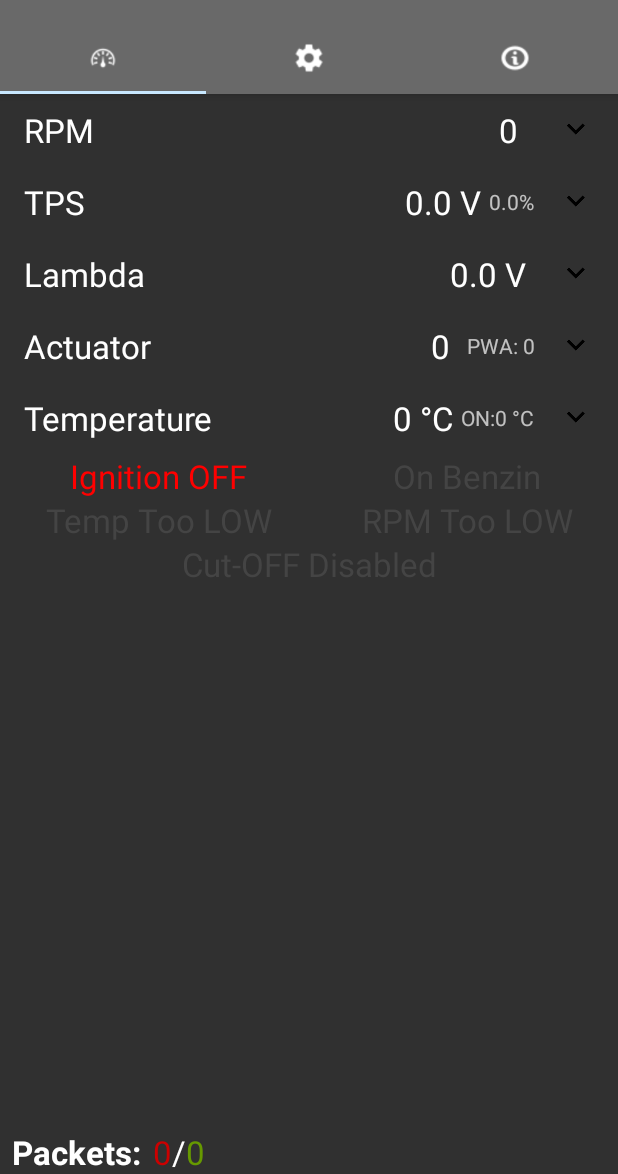
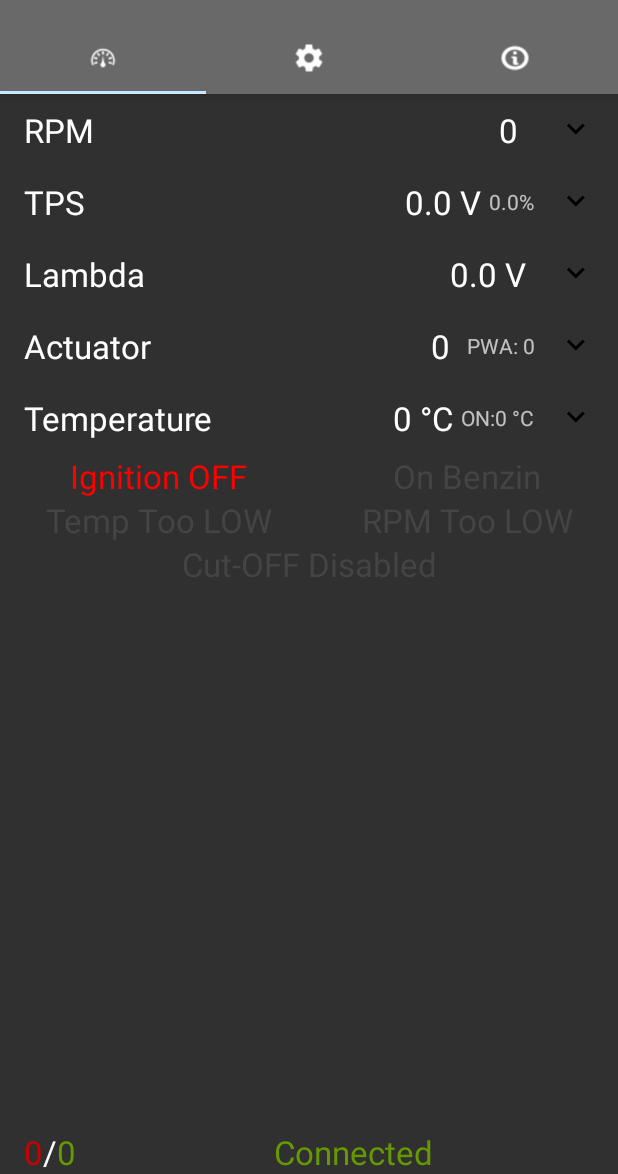
Before and after one commit to mobrembski/KMEBingo, an Android app: the screen it shows after launch (MainActivity), on a phone screen of 412 x 824 dp, the part 62-1236 px from its top. Run offline under Robolectric (Android 15) with nearby library versions, the phone set to English and light mode, and no system bars; our stand-ins replace EventBus; libraries missing offline, so code that uses them is left out: org.achartengine, org.achartengine.model, org.achartengine.renderer; 38 statements that could not run were skipped.

Commit message:
Footer as a separate class. WIP.

```diff
--- /dev/null
+++ b/app/src/main/java/com/mobrembski/kmebingo/FooterView.java
@@ -0,0 +1,98 @@
+package com.mobrembski.kmebingo;
+
+import android.content.Context;
+import android.os.SystemClock;
+import android.support.v7.widget.AppCompatTextView;
+import android.util.AttributeSet;
+import android.view.Gravity;
+import android.view.LayoutInflater;
+import android.view.View;
+import android.view.animation.Animation;
+import android.view.animation.AnimationUtils;
+import android.widget.LinearLayout;
+import android.widget.TextSwitcher;
+import android.widget.TextView;
+import android.widget.ViewSwitcher;
+
+import com.mobrembski.kmebingo.bluetoothmanager.ISerialConnectionManager;
+import com.mobrembski.kmebingo.bluetoothmanager.SerialConnectionStatusEvent;
+
+import java.util.concurrent.ScheduledExecutorService;
+
+/**
+ * Created by byku on 18.06.17.
+ */
+
+public class FooterView extends LinearLayout {
+
+    private final Context ctx;
+    private final TextSwitcher connStatusText;
+    private SerialConnectionStatusEvent.SerialConnectionStatus currentConnectionStatus;
+    private ScheduledExecutorService packetsInfoSchedule;
+    private ISerialConnectionManager btManager;
+    private long startTime;
+
+    public FooterView(Context context, AttributeSet attributeSet) {
+        super(context, attributeSet);
+        ctx = context;
+        startTime = SystemClock.currentThreadTimeMillis();
+        LayoutInflater inflater = (LayoutInflater) context.getSystemService(Context.LAYOUT_INFLATER_SERVICE);
+        View v = inflater.inflate(R.layout.footer, this);
+        connStatusText = (TextSwitcher) v.findViewById(R.id.connectedLabel);
+        setupConnectionStatusTextSwitcher();
+        setConnectionStateText(SerialConnectionStatusEvent.SerialConnectionStatus.CONNECTED);
+    }
+
+    public void setConnectionStateText(final SerialConnectionStatusEvent.SerialConnectionStatus status) {
+        if(currentConnectionStatus == status) return;
+        currentConnectionStatus = status;
+        if (status == SerialConnectionStatusEvent.SerialConnectionStatus.CONNECTED) {
+            connStatusText.setText(ctx.getResources().getString(R.string.connected));
+        }
+        if (status == SerialConnectionStatusEvent.SerialConnectionStatus.DISCONNECTED) {
+            connStatusText.setText(ctx.getResources().getString(R.string.disconnected));
+        }
+        if (status == SerialConnectionStatusEvent.SerialConnectionStatus.CONNECTING) {
+            connStatusText.setText(ctx.getResources().getString(R.string.connecting));
+        }
+        if (status == SerialConnectionStatusEvent.SerialConnectionStatus.ADAPTER_OFF) {
+            connStatusText.setText(ctx.getResources().getString(R.string.bt_disabled));
+        }
+    }
+
+    private void setupConnectionStatusTextSwitcher() {
+        TextSwitcher connected = (TextSwitcher) findViewById(R.id.connectedLabel);
+        connected.setFactory(new ViewSwitcher.ViewFactory() {
+            @Override
+            public View makeView() {
+                AppCompatTextView connectionStatusText = new AppCompatTextView(ctx);
+                connectionStatusText.setGravity(Gravity.CENTER);
+                connectionStatusText.setTextAppearance(
+                        ctx, android.R.style.TextAppearance_Large);
+                connectionStatusText.setTextColor(
+                        getResources().getColor(android.R.color.holo_green_dark));
+                return connectionStatusText;
+            }
+        });
+        Animation in = AnimationUtils.loadAnimation(ctx, android.R.anim.slide_in_left);
+        connected.setInAnimation(in);
+        Animation out = AnimationUtils.loadAnimation(ctx, android.R.anim.slide_out_right);
+        connected.setOutAnimation(out);
+    }
+
+    public void updatePacketLabels(int transmittedCount, int errorsCount) {
+        TextView packets = (TextView) findViewById(R.id.packetCountLabel);
+        packets.setText(String.valueOf(transmittedCount));
+        packets = (TextView) findViewById(R.id.errorsCountLabel);
+        packets.setText(String.valueOf(errorsCount));
+    }
+
+    private static String getElapsedTimeMinutesSecondsString(long miliseconds) {
+        long elapsedTime = miliseconds;
+        String format = String.format("%%0%dd", 2);
+        elapsedTime = elapsedTime / 1000;
+        String seconds = String.format(format, elapsedTime % 60);
+        String minutes = String.format(format, elapsedTime / 60);
+        return minutes + ":" + seconds;
+    }
+}
--- a/app/src/main/java/com/mobrembski/kmebingo/activites/MainActivity.java
+++ b/app/src/main/java/com/mobrembski/kmebingo/activites/MainActivity.java
@@ -15,20 +15,14 @@ import android.support.v4.app.FragmentPagerAdapter;
 import android.support.v4.view.ViewPager;
 import android.support.v7.app.AlertDialog;
 import android.support.v7.app.AppCompatActivity;
-import android.support.v7.widget.AppCompatTextView;
 import android.support.v7.widget.Toolbar;
 import android.util.TypedValue;
-import android.view.Gravity;
 import android.view.Menu;
 import android.view.MenuItem;
-import android.view.View;
 import android.view.Window;
-import android.view.animation.Animation;
-import android.view.animation.AnimationUtils;
 import android.widget.TextSwitcher;
-import android.widget.TextView;
-import android.widget.ViewSwitcher;
 
+import com.mobrembski.kmebingo.FooterView;
 import com.mobrembski.kmebingo.R;
 import com.mobrembski.kmebingo.Tabs.ActualParametersTab;
 import com.mobrembski.kmebingo.Tabs.KMEInfoTab;
@@ -62,6 +56,7 @@ public class MainActivity extends AppCompatActivity implements DeviceListDialog.
     private ViewPagerAdapter viewPagerAdapter;
     private SerialConnectionStatusEvent.SerialConnectionStatus currentConnectionStatus;
     private TextSwitcher connStatusText;
+    private FooterView footerView;
     private boolean darkMode;
     private boolean doBTEnabledCheck = true;
 
@@ -87,7 +82,8 @@ public class MainActivity extends AppCompatActivity implements DeviceListDialog.
         setupTabIcons();
 
         connStatusText = (TextSwitcher) findViewById(R.id.connectedLabel);
-        setupConnectionStatusTextSwitcher();
+        //setupConnectionStatusTextSwitcher();
+        footerView = (FooterView) findViewById(R.id.footerView);
     }
 
     private void setupViewPager(ViewPager viewPager) {
@@ -193,13 +189,16 @@ public class MainActivity extends AppCompatActivity implements DeviceListDialog.
                     @Override
                     public void run() {
                         if (btManager == null) return;
-                        TextView packets = (TextView) findViewById(R.id.packetCountLabel);
-                        if (packets != null)
-                            packets.setText(String.valueOf(btManager.getTransmittedPacketCount()));
-                        packets = (TextView) findViewById(R.id.errorsCountLabel);
-                        if (packets != null)
-                            packets.setText(String.valueOf(btManager.getErrorsCount()));
-                        setConnectionStateText(btManager.getConnectionStatus());
+                        if (footerView == null) return;
+                        footerView.updatePacketLabels(btManager.getTransmittedPacketCount(), btManager.getErrorsCount());
+//                        TextView packets = (TextView) findViewById(R.id.packetCountLabel);
+//                        if (packets != null)
+//                            packets.setText(String.valueOf(btManager.getTransmittedPacketCount()));
+//                        packets = (TextView) findViewById(R.id.errorsCountLabel);
+//                        if (packets != null)
+//                            packets.setText(String.valueOf(btManager.getErrorsCount()));
+                        footerView.setConnectionStateText(btManager.getConnectionStatus());
+                        //setConnectionStateText(btManager.getConnectionStatus());
                     }
                 });
             }
@@ -282,49 +281,8 @@ public class MainActivity extends AppCompatActivity implements DeviceListDialog.
 
     @Subscribe
     public void onEvent(final SerialConnectionStatusEvent config) {
-        setConnectionStateText(config.currentStatus);
-    }
-
-    private void setConnectionStateText(final SerialConnectionStatusEvent.SerialConnectionStatus status) {
-        if(currentConnectionStatus == status) return;
-        currentConnectionStatus = status;
-        runOnUiThread(new Runnable() {
-            @Override
-            public void run() {
-                if (status == SerialConnectionStatusEvent.SerialConnectionStatus.CONNECTED) {
-                    connStatusText.setText(getString(R.string.connected));
-                }
-                if (status == SerialConnectionStatusEvent.SerialConnectionStatus.DISCONNECTED) {
-                    connStatusText.setText(getString(R.string.disconnected));
-                }
-                if (status == SerialConnectionStatusEvent.SerialConnectionStatus.CONNECTING) {
-                    connStatusText.setText(getString(R.string.connecting));
-                }
-                if (status == SerialConnectionStatusEvent.SerialConnectionStatus.ADAPTER_OFF) {
-                    connStatusText.setText(getString(R.string.bt_disabled));
-                }
-            }
-        });
-    }
-
-    private void setupConnectionStatusTextSwitcher() {
-        TextSwitcher connected = (TextSwitcher) findViewById(R.id.connectedLabel);
-        connected.setFactory(new ViewSwitcher.ViewFactory() {
-            @Override
-            public View makeView() {
-                AppCompatTextView connectionStatusText = new AppCompatTextView(MainActivity.this);
-                connectionStatusText.setGravity(Gravity.CENTER);
-                connectionStatusText.setTextAppearance(
-                        getApplicationContext(), android.R.style.TextAppearance_Large);
-                connectionStatusText.setTextColor(
-                        getResources().getColor(android.R.color.holo_green_dark));
-                return connectionStatusText;
-            }
-        });
-        Animation in = AnimationUtils.loadAnimation(this, android.R.anim.slide_in_left);
-        connected.setInAnimation(in);
-        Animation out = AnimationUtils.loadAnimation(this, android.R.anim.slide_out_right);
-        connected.setOutAnimation(out);
+        //setConnectionStateText(config.currentStatus);
+        footerView.setConnectionStateText(config.currentStatus);
     }
 
     private boolean CheckIfBtAdapterExist() {
--- a/app/src/main/res/layout/activity_main.xml
+++ b/app/src/main/res/layout/activity_main.xml
@@ -35,9 +35,15 @@
         android:layout_height="0dp"
         android:layout_weight="1"/>
 
-    <include
-        layout="@layout/footer"
+    <com.mobrembski.kmebingo.FooterView
+        android:id="@+id/footerView"
         android:layout_width="fill_parent"
         android:layout_height="wrap_content"
-        android:layout_gravity="bottom" />
+        android:layout_gravity="bottom"/>
+
+    <!--<include-->
+        <!--layout="@layout/footer"-->
+        <!--android:layout_width="fill_parent"-->
+        <!--android:layout_height="wrap_content"-->
+        <!--android:layout_gravity="bottom" />-->
 </LinearLayout>
--- a/app/src/main/res/layout/footer.xml
+++ b/app/src/main/res/layout/footer.xml
@@ -5,8 +5,9 @@
     android:gravity="bottom"
     android:orientation="horizontal">
 
-    <TextView
+    <TextSwitcher
         style="@style/FooterStyleSmall"
+        android:id="@+id/footerPromptText"
         android:paddingLeft="8dp"
         android:paddingRight="8dp"
         android:text="@string/packets"
```
